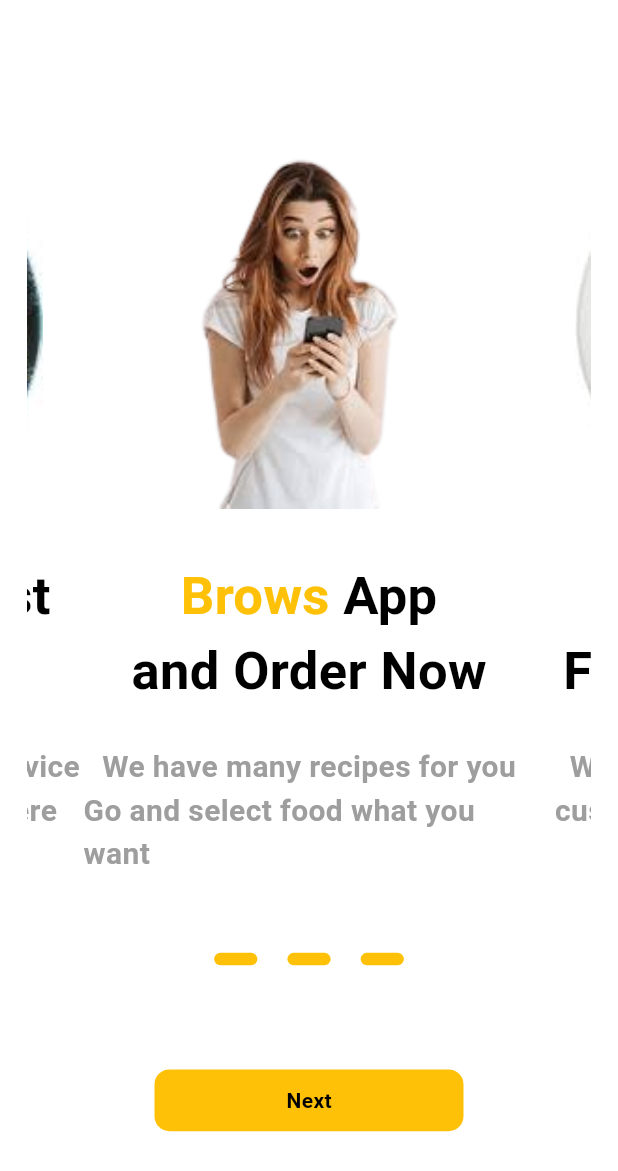
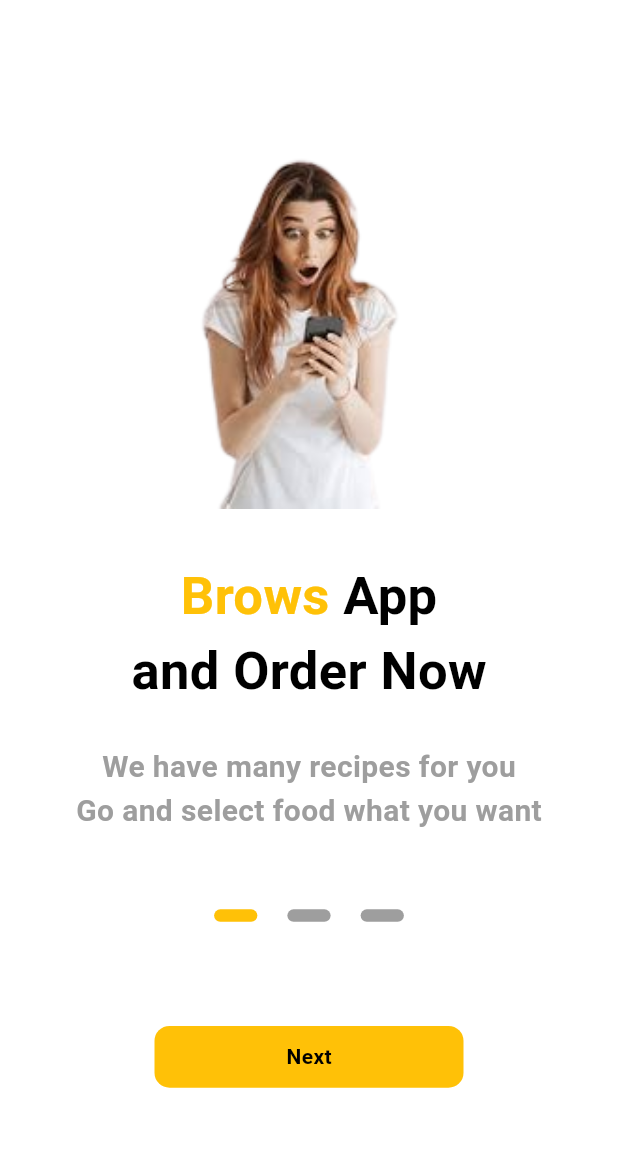
Before and after one commit to Sahilk0809/adv_flutter_ch1, a Flutter app: the screen it shows after launch, on a phone screen of 412 x 824 dp. Shown: the top 1171 px of the screen. Run offline on Flutter 3.47's test engine with Material 3 defaults, Android fonts, the phone set to English and light mode, and no system bars; drawn by our look-alikes of carousel_slider; our stand-ins replace shared_preferences.

Commit message:
13/07/2024

```diff
--- /dev/null
+++ b/lib/screens/Lec-1.5(2)/component/component.dart
@@ -0,0 +1,158 @@
+import 'package:flutter/material.dart';
+import 'package:provider/provider.dart';
+
+import '../provider/intro_screen_provider.dart';
+
+List data = [
+  {
+    'img': 'asset/girl.png',
+    'text1': 'Brows',
+    'text2': 'App',
+    'text3': 'and Order Now',
+    'text4': 'We have many recipes for you',
+    'text5': 'Go and select food what you want',
+  },
+  {
+    'img': 'asset/hakkaNoddle.jpg',
+    'text1': 'Best',
+    'text2': 'Delicious',
+    'text3': 'Food in our Area',
+    'text4': 'We provide best food to our',
+    'text5': 'customer healthy and organic',
+  },
+  {
+    'img': 'asset/chicken.jpg',
+    'text1': 'We Provide',
+    'text2': 'Fast',
+    'text3': 'Food service',
+    'text4': 'We provide organic food service',
+    'text5': 'our customer from anywhere',
+  },
+];
+
+Column introScreen(
+  double height,
+  double width,
+  String img,
+  String text1,
+  String text2,
+  String text3,
+  String text4,
+  String text5,
+  context,
+  onTap,
+  color1,
+  color2,
+  color3,
+  submit,
+) {
+  return Column(
+    children: [
+      SizedBox(
+        height: height * 0.09,
+      ),
+      SizedBox(
+        height: height * 0.3,
+        width: height * 0.3,
+        child: Image.asset(
+          img,
+          fit: BoxFit.cover,
+        ),
+      ),
+      SizedBox(
+        height: height * 0.04,
+      ),
+      Row(
+        mainAxisAlignment: MainAxisAlignment.center,
+        children: [
+          Text(
+            '$text1 ',
+            style: const TextStyle(
+              color: Colors.amber,
+              fontSize: 35,
+              fontWeight: FontWeight.bold,
+            ),
+          ),
+          Text(
+            text2,
+            style: const TextStyle(
+              fontSize: 35,
+              fontWeight: FontWeight.bold,
+            ),
+          ),
+        ],
+      ),
+      Text(
+        text3,
+        style: const TextStyle(
+          fontSize: 35,
+          fontWeight: FontWeight.bold,
+        ),
+      ),
+      SizedBox(
+        height: height * 0.03,
+      ),
+      Text(
+        text4,
+        style: const TextStyle(
+          fontSize: 20,
+          color: Colors.grey,
+          fontWeight: FontWeight.bold,
+        ),
+      ),
+      Text(
+        text5,
+        style: const TextStyle(
+          fontSize: 20,
+          color: Colors.grey,
+          fontWeight: FontWeight.bold,
+        ),
+      ),
+      SizedBox(
+        height: height * 0.05,
+      ),
+      Row(
+        mainAxisAlignment: MainAxisAlignment.center,
+        children: [
+          screenPass(height, width, color1),
+          screenPass(height, width, color2),
+          screenPass(height, width, color3),
+        ],
+      ),
+      SizedBox(
+        height: height * 0.06,
+      ),
+      GestureDetector(
+        onTap: onTap,
+        child: Container(
+          alignment: Alignment.center,
+          height: height * 0.05,
+          width: width * 0.5,
+          margin: const EdgeInsets.all(10),
+          decoration: BoxDecoration(
+            color: Colors.amber,
+            borderRadius: BorderRadius.circular(10),
+          ),
+          child: Text(
+            submit,
+            style: const TextStyle(
+              fontWeight: FontWeight.bold,
+            ),
+          ),
+        ),
+      ),
+    ],
+  );
+}
+
+Container screenPass(double height, double width, Color color) {
+  return Container(
+    height: height * 0.01,
+    width: width * 0.07,
+    margin: const EdgeInsets.all(10),
+    decoration: BoxDecoration(
+      color: color,
+      borderRadius: BorderRadius.circular(10),
+    ),
+  );
+}
--- a/lib/screens/Lec-1.5(2)/view/introscreen/introscreen.dart
+++ b/lib/screens/Lec-1.5(2)/view/introscreen/introscreen.dart
@@ -1,11 +1,13 @@
 import 'package:adv_flutter_ch1/screens/Lec-1.4/view/change_theme.dart';
 import 'package:adv_flutter_ch1/screens/Lec-1.5(2)/provider/intro_screen_provider.dart';
+import 'package:adv_flutter_ch1/screens/Lec-1.5(2)/view/introscreen/introscreen2.dart';
 import 'package:carousel_slider/carousel_slider.dart';
 import 'package:flutter/material.dart';
 import 'package:provider/provider.dart';
 
 import '../../../../main.dart';
 import '../../../../utils/global.dart';
+import '../../component/component.dart';
 
 class IntroScreen extends StatelessWidget {
   const IntroScreen({super.key});
@@ -20,13 +22,9 @@ class IntroScreen extends StatelessWidget {
           width: double.infinity,
           child: Padding(
             padding: const EdgeInsets.all(18.0),
-            child: CarouselSlider.builder(
-                itemCount: data.length,
-                options: CarouselOptions(
-                  aspectRatio: 9 / 20,
-                ),
-                itemBuilder: (context, index, realIndex) {
-                  return introScreen(
+            child: Column(
+              children: [
+                introScreen(
                   height,
                   width,
                   data[index]['img'],
@@ -36,134 +34,24 @@ class IntroScreen extends StatelessWidget {
                   data[index]['text4'],
                   data[index]['text5'],
                   context,
+                  () {
+                    Navigator.push(
+                      context,
+                      MaterialPageRoute(
+                        builder: (context) => const IntroScreen2(),
+                      ),
                     );
-                }),
+                  },
+                  Colors.amber,
+                  Colors.grey,
+                  Colors.grey,
+                  'Next',
+                ),
+              ],
+            ),
           ),
         ),
       ),
     );
   }
-
-  Column introScreen(double height, double width, String img, String text1,
-      String text2, String text3, String text4, String text5, context) {
-    var introScreenProviderFalse =
-        Provider.of<IntroScreenProvider>(context, listen: false);
-    return Column(
-      children: [
-        SizedBox(
-          height: height * 0.09,
-        ),
-        SizedBox(
-          height: height * 0.3,
-          width: height * 0.3,
-          child: Image.asset(
-            img,
-            fit: BoxFit.cover,
-          ),
-        ),
-        SizedBox(
-          height: height * 0.04,
-        ),
-        Row(
-          mainAxisAlignment: MainAxisAlignment.center,
-          children: [
-            Text(
-              '$text1 ',
-              style: const TextStyle(
-                color: Colors.amber,
-                fontSize: 35,
-                fontWeight: FontWeight.bold,
-              ),
-            ),
-            Text(
-              text2,
-              style: const TextStyle(
-                fontSize: 35,
-                fontWeight: FontWeight.bold,
-              ),
-            ),
-          ],
-        ),
-        Text(
-          text3,
-          style: const TextStyle(
-            fontSize: 35,
-            fontWeight: FontWeight.bold,
-          ),
-        ),
-        SizedBox(
-          height: height * 0.03,
-        ),
-        Text(
-          text4,
-          style: const TextStyle(
-            fontSize: 20,
-            color: Colors.grey,
-            fontWeight: FontWeight.bold,
-          ),
-        ),
-        Text(
-          text5,
-          style: const TextStyle(
-            fontSize: 20,
-            color: Colors.grey,
-            fontWeight: FontWeight.bold,
-          ),
-        ),
-        SizedBox(
-          height: height * 0.05,
-        ),
-        Row(
-          mainAxisAlignment: MainAxisAlignment.center,
-          children: [
-            screenPass(height, width),
-            screenPass(height, width),
-            screenPass(height, width),
-          ],
-        ),
-        SizedBox(
-          height: height * 0.06,
-        ),
-        GestureDetector(
-          onTap: () {
-            introScreenProviderFalse.checkIsHome();
-            Navigator.pushReplacement(
-              context,
-              MaterialPageRoute(
-                builder: (context) => const ChangeTheme(),
-              ),
-            );
-          },
-          child: Container(
-            alignment: Alignment.center,
-            height: height * 0.05,
-            width: width * 0.5,
-            margin: const EdgeInsets.all(10),
-            decoration: BoxDecoration(
-              color: Colors.amber,
-              borderRadius: BorderRadius.circular(10),
-            ),
-            child: const Text(
-              'Next',
-              style: TextStyle(
-                fontWeight: FontWeight.bold,
-              ),
-            ),
-          ),
-        ),
-      ],
-    );
 }
-
-  Container screenPass(double height, double width) {
-    return Container(
-      height: height * 0.01,
-      width: width * 0.07,
-      margin: const EdgeInsets.all(10),
-      decoration: BoxDecoration(
-        color: Colors.amber,
-        borderRadius: BorderRadius.circular(10),
-      ),
-    );
-  }
-}
--- a/lib/utils/global.dart
+++ b/lib/utils/global.dart
@@ -1,4 +1,8 @@
 import 'package:flutter/material.dart';
+import 'package:provider/provider.dart';
+
+import '../screens/Lec-1.4/view/change_theme.dart';
+import '../screens/Lec-1.5(2)/provider/intro_screen_provider.dart';
 
 bool isDark = false;
 var txtAccount = TextEditingController();
@@ -6,30 +10,3 @@ var txtAddress = TextEditingController();
 var txtContact = TextEditingController();
 int index = 0;
 bool isGrid = false;
-
-List data = [
-  {
-    'img': 'asset/girl.png',
-    'text1': 'Brows',
-    'text2': 'App',
-    'text3': 'and Order Now',
-    'text4': 'We have many recipes for you',
-    'text5': 'Go and select food what you want',
-  },
-  {
-    'img': 'asset/hakkaNoddle.jpg',
-    'text1': 'Best',
-    'text2': 'Delicious',
-    'text3': 'Food in our Area',
-    'text4': 'We provide best food to our',
-    'text5': 'customer healthy and organic',
-  },
-  {
-    'img': 'asset/chicken.jpg',
-    'text1': 'We Provide',
-    'text2': 'Fast',
-    'text3': 'Food service',
-    'text4': 'We provide organic food service',
-    'text5': 'our customer from anywhere',
-  },
-];
```
Also changed, not shown: lib/screens/Lec-1.5(2)/view/introscreen/introscreen2.dart (added, +49 -0 lines), lib/screens/Lec-1.5(2)/view/introscreen/introscreen3.dart (added, +52 -0 lines). Lines whose indentation alone changed are shown as unchanged.
